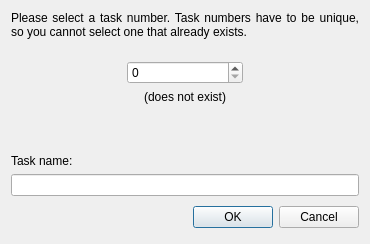
Old version of the form Charm/TaskIdDialog.ui in the repository KDAB/Charm.
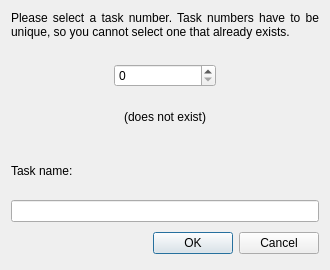
New version of the form.

Commit message: try to fix dialog minimum size :-(

The edit to the form file:
```diff
--- a/Charm/TaskIdDialog.ui
+++ b/Charm/TaskIdDialog.ui
@@ -5,8 +5,8 @@
    <rect>
     <x>0</x>
     <y>0</y>
-    <width>370</width>
-    <height>244</height>
+    <width>330</width>
+    <height>270</height>
    </rect>
   </property>
   <property name="windowTitle" >
@@ -16,7 +16,7 @@
    <item>
     <widget class="QLabel" name="label_3" >
      <property name="sizePolicy" >
-      <sizepolicy vsizetype="MinimumExpanding" hsizetype="MinimumExpanding" >
+      <sizepolicy vsizetype="Preferred" hsizetype="MinimumExpanding" >
        <horstretch>0</horstretch>
        <verstretch>0</verstretch>
       </sizepolicy>
@@ -82,19 +82,6 @@
      </property>
     </widget>
    </item>
-   <item>
-    <spacer>
-     <property name="orientation" >
-      <enum>Qt::Vertical</enum>
-     </property>
-     <property name="sizeHint" >
-      <size>
-       <width>20</width>
-       <height>21</height>
-      </size>
-     </property>
-    </spacer>
-   </item>
    <item>
     <widget class="QLabel" name="label" >
      <property name="text" >
@@ -107,27 +94,12 @@
    </item>
    <item>
     <layout class="QHBoxLayout" >
-     <property name="spacing" >
-      <number>6</number>
-     </property>
-     <property name="leftMargin" >
-      <number>0</number>
-     </property>
-     <property name="topMargin" >
-      <number>0</number>
-     </property>
-     <property name="rightMargin" >
-      <number>0</number>
-     </property>
-     <property name="bottomMargin" >
-      <number>0</number>
-     </property>
      <item>
       <spacer>
        <property name="orientation" >
         <enum>Qt::Horizontal</enum>
        </property>
-       <property name="sizeHint" >
+       <property name="sizeHint" stdset="0" >
         <size>
          <width>131</width>
          <height>31</height>
```
Left out of the diff: 8 changed lines with no effect on the pictures.
